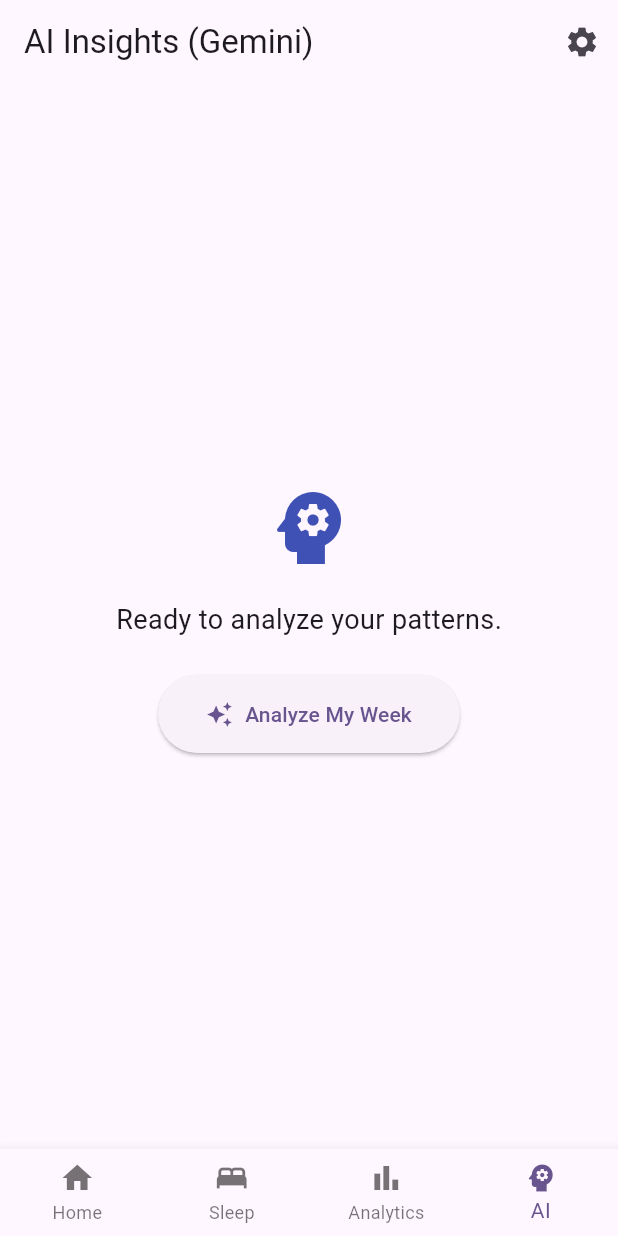
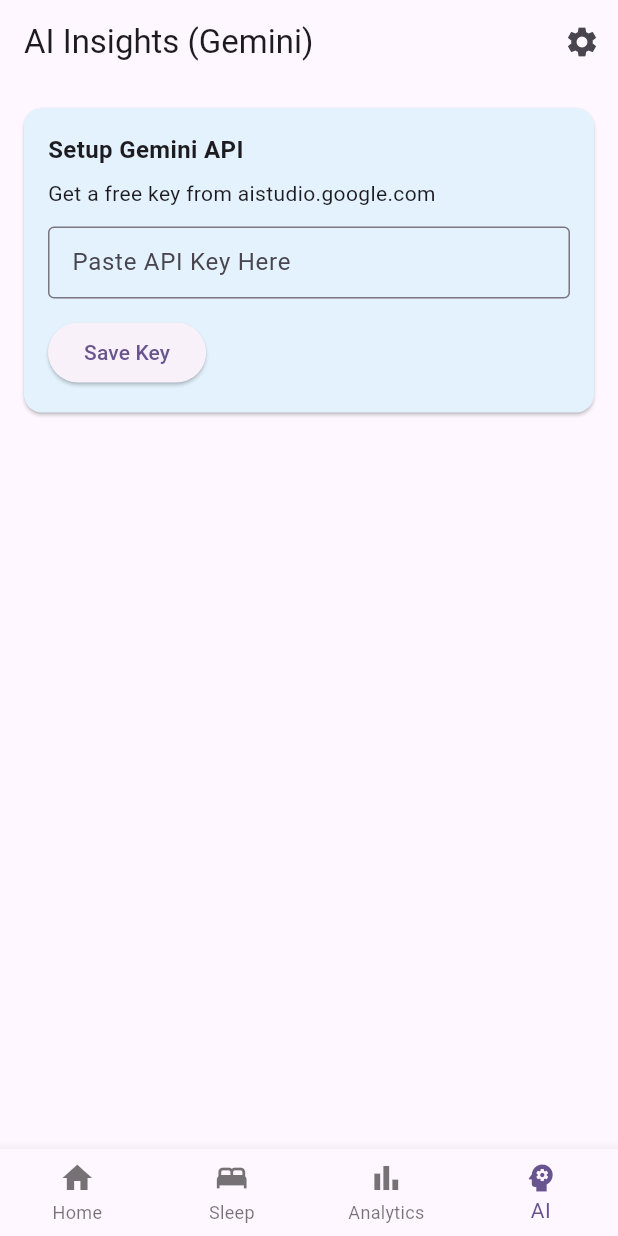
Before and after one commit to alijafar313/Recursify, a Flutter app: the screen it shows after launch, item 4 of the bottom bar chosen, on a phone screen of 412 x 824 dp. Run offline on Flutter 3.47's test engine with Material 3 defaults, Android fonts, the phone set to English and light mode, and no system bars; our stand-ins replace fl_chart, flutter_markdown, google_generative_ai, shared_preferences, sqflite; accounts and stored records are empty.

Commit message:
Initial commit: Moodly Advanced Mood Tracker with AI Insights

```diff
--- a/lib/screens/ai_screen.dart
+++ b/lib/screens/ai_screen.dart
@@ -11,23 +11,47 @@
 }
 
 class _AIScreenState extends State<AIScreen> {
-  // TODO: For production, move this to a backend (Firebase Functions)!
-  static const _hardcodedKey = 'AIzaSyBJc-uNFyifPYUrqG-vg0hKLjDuHMG8gXQ';
-
   final _apiKeyController = TextEditingController();
   String _result = '';
   bool _isLoading = false;
-  bool _hasKey = true; // Default to true since we have a hardcoded key
+  bool _hasKey = false;
 
   @override
   void initState() {
     super.initState();
-    // We don't need to load from prefs for this prototype anymore
+    _loadKey();
+  }
+
+  Future<void> _loadKey() async {
+    final prefs = await SharedPreferences.getInstance();
+    final key = prefs.getString('gemini_api_key');
+    if (key != null && key.isNotEmpty) {
+      _apiKeyController.text = key;
+      setState(() => _hasKey = true);
+    }
+  }
+
+  Future<void> _saveKey() async {
+    final key = _apiKeyController.text.trim();
+    if (key.isEmpty) return;
+
+    final prefs = await SharedPreferences.getInstance();
+    await prefs.setString('gemini_api_key', key);
+    setState(() => _hasKey = true);
+
+    ScaffoldMessenger.of(context).showSnackBar(
+      const SnackBar(content: Text('API Key Saved!')),
+    );
   }
 
   Future<void> _analyze() async {
-    // Use hardcoded key
-    const key = _hardcodedKey;
+    final key = _apiKeyController.text.trim();
+    if (key.isEmpty) {
+      ScaffoldMessenger.of(context).showSnackBar(
+        const SnackBar(content: Text('Please enter an API Key first.')),
+      );
+      return;
+    }
 
     setState(() {
       _isLoading = true;
@@ -62,8 +86,6 @@
           IconButton(
             icon: const Icon(Icons.settings),
             onPressed: () {
-              // Toggle key input visibility logic could go here
-              // For now we just show it at top
               setState(() => _hasKey = false);
             },
           )
@@ -74,7 +96,40 @@
           padding: const EdgeInsets.all(16),
           child: Column(
             children: [
-              // Input card removed for MVP since key is hardcoded.
+              if (!_hasKey)
+                Card(
+                  color: Colors.blue.shade50,
+                  margin: const EdgeInsets.only(bottom: 16),
+                  child: Padding(
+                    padding: const EdgeInsets.all(16),
+                    child: Column(
+                      crossAxisAlignment: CrossAxisAlignment.start,
+                      children: [
+                        const Text(
+                          'Setup Gemini API',
+                          style: TextStyle(fontWeight: FontWeight.bold, fontSize: 16),
+                        ),
+                        const SizedBox(height: 8),
+                        const Text('Get a free key from aistudio.google.com'),
+                        const SizedBox(height: 12),
+                        TextField(
+                          controller: _apiKeyController,
+                          decoration: const InputDecoration(
+                            labelText: 'Paste API Key Here',
+                            border: OutlineInputBorder(),
+                            isDense: true,
+                          ),
+                          obscureText: true,
+                        ),
+                        const SizedBox(height: 12),
+                        ElevatedButton(
+                          onPressed: _saveKey,
+                          child: const Text('Save Key'),
+                        ),
+                      ],
+                    ),
+                  ),
+                ),
 
               if (_hasKey && _result.isEmpty && !_isLoading)
                 Expanded(
```
